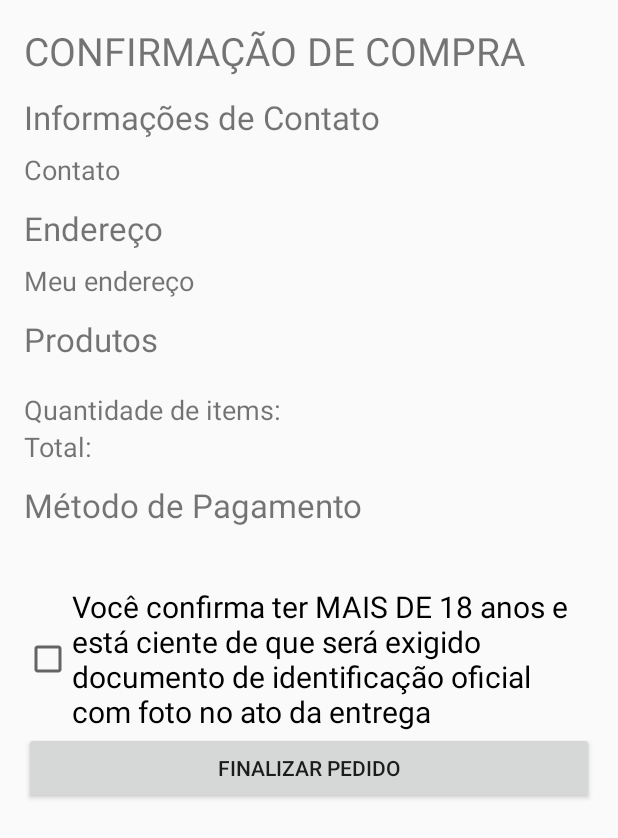
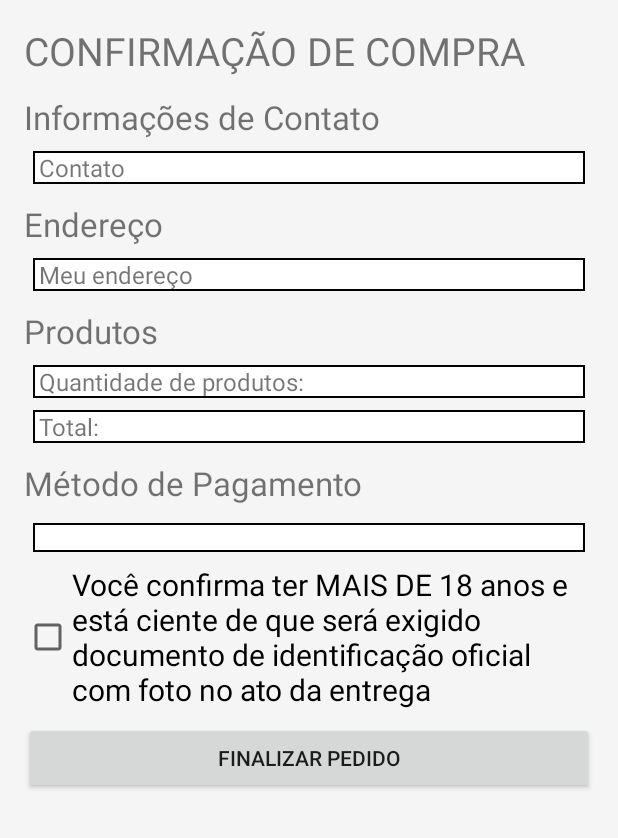
Before and after one commit to brunoconterato/123pedi-android, an Android app: the layout activity_brief.xml on its own in the app's theme, with its tools: preview values and no code run, on a phone screen of 412 x 824 dp. Shown: the top 838 px of the screen. Run offline under Robolectric (Android 15) with nearby library versions, the phone set to English and light mode, and no system bars.

Commit message:
Design da Brief concluído

```diff
--- a/app/src/main/java/beer/happy_hour/drinking/activity/CartActivity.java
+++ b/app/src/main/java/beer/happy_hour/drinking/activity/CartActivity.java
@@ -18,7 +18,7 @@ import beer.happy_hour.drinking.model.ShoppingCartSingleton;
 
 public class CartActivity extends AppCompatActivity implements AdapterView.OnItemClickListener {
 
-    private String TOTAL_SUFIX = "TOTAL: R$ ";
+    private String TOTAL_PREFIX = "TOTAL: R$ ";
     private TotalTextView total_text_view;
     private ListView cartListView;
     private ShoppingCartAdapter shoppingCartAdapter;
@@ -38,7 +38,7 @@ public class CartActivity extends AppCompatActivity implements AdapterView.OnIte
         cart = ShoppingCartSingleton.getInstance();
 
         total_text_view = (TotalTextView) findViewById(R.id.total_text_view);
-        total_text_view.setText(TOTAL_SUFIX + Double.toString(cart.getTotal()));
+        total_text_view.setText(TOTAL_PREFIX + Double.toString(cart.getTotal()));
         cart.setListener(total_text_view);
     }
 
--- /dev/null
+++ b/app/src/main/res/drawable/my_border.xml
@@ -0,0 +1,16 @@
+<?xml version="1.0" encoding="utf-8"?>
+<shape xmlns:android="http://schemas.android.com/apk/res/android"
+    android:shape="rectangle">
+
+    <!-- View background color -->
+    <solid android:color="@android:color/white"></solid>
+
+    <!-- View border color and width -->
+    <stroke
+        android:width="1dp"
+        android:color="@android:color/black"></stroke>
+
+    <!-- The radius makes the corners rounded -->
+    <corners android:radius="0dp"></corners>
+
+</shape>
--- a/app/src/main/res/layout/activity_brief.xml
+++ b/app/src/main/res/layout/activity_brief.xml
@@ -4,6 +4,7 @@
     android:id="@+id/activity_confirmation"
     android:layout_width="match_parent"
     android:layout_height="match_parent"
+    android:background="#f5f5f5"
     tools:context="beer.happy_hour.drinking.activity.BriefActivity">
 
     <LinearLayout
@@ -34,8 +35,15 @@
             android:layout_width="match_parent"
             android:layout_height="wrap_content"
             android:layout_marginBottom="12dp"
+            android:layout_marginEnd="6dp"
+            android:layout_marginStart="6dp"
+            android:background="@drawable/my_border"
+            android:paddingEnd="4dp"
+            android:paddingLeft="4dp"
+            android:paddingRight="4dp"
+            android:paddingStart="4dp"
             android:text="Contato"
-            android:textSize="18sp" />
+            android:textSize="16sp" />
 
         <TextView
             android:layout_width="match_parent"
@@ -49,8 +57,15 @@
             android:layout_width="match_parent"
             android:layout_height="wrap_content"
             android:layout_marginBottom="12dp"
+            android:layout_marginEnd="6dp"
+            android:layout_marginStart="6dp"
+            android:background="@drawable/my_border"
+            android:paddingEnd="4dp"
+            android:paddingLeft="4dp"
+            android:paddingRight="4dp"
+            android:paddingStart="4dp"
             android:text="Meu endereço"
-            android:textSize="18sp" />
+            android:textSize="16sp" />
 
         <TextView
             android:layout_width="match_parent"
@@ -59,27 +74,35 @@
             android:text="Produtos"
             android:textSize="22sp" />
 
-        <LinearLayout
-            android:id="@+id/brief_items_list_view"
-            android:layout_width="match_parent"
-            android:layout_height="wrap_content"
-            android:layout_marginBottom="12dp"
-            android:orientation="vertical" />
-
         <TextView
             android:id="@+id/items_quantity_brief_text_view"
             android:layout_width="match_parent"
             android:layout_height="wrap_content"
-            android:text="Quantidade de items: "
-            android:textSize="18sp" />
+            android:layout_marginBottom="8dp"
+            android:layout_marginEnd="6dp"
+            android:layout_marginStart="6dp"
+            android:background="@drawable/my_border"
+            android:paddingEnd="4dp"
+            android:paddingLeft="4dp"
+            android:paddingRight="4dp"
+            android:paddingStart="4dp"
+            android:text="Quantidade de produtos: "
+            android:textSize="16sp" />
 
         <TextView
             android:id="@+id/total_brief_text_view"
             android:layout_width="match_parent"
             android:layout_height="wrap_content"
             android:layout_marginBottom="12dp"
+            android:layout_marginEnd="6dp"
+            android:layout_marginStart="6dp"
+            android:background="@drawable/my_border"
+            android:paddingEnd="4dp"
+            android:paddingLeft="4dp"
+            android:paddingRight="4dp"
+            android:paddingStart="4dp"
             android:text="Total: "
-            android:textSize="18sp" />
+            android:textSize="16sp" />
 
         <TextView
             android:layout_width="match_parent"
@@ -92,12 +115,20 @@
             android:id="@+id/payment_confirmation_edit_text"
             android:layout_width="match_parent"
             android:layout_height="wrap_content"
-            android:layout_marginBottom="8dp" />
+            android:layout_marginBottom="8dp"
+            android:layout_marginEnd="6dp"
+            android:layout_marginStart="6dp"
+            android:background="@drawable/my_border"
+            android:paddingEnd="4dp"
+            android:paddingLeft="4dp"
+            android:paddingRight="4dp"
+            android:paddingStart="4dp" />
 
         <CheckBox
             android:id="@+id/majority_confirmation_checkBox"
             android:layout_width="match_parent"
             android:layout_height="wrap_content"
+            android:layout_marginBottom="8dp"
             android:text="@string/majority_confirmation"
             android:textSize="20sp" />
 
```
Also changed, not shown: app/src/main/java/beer/happy_hour/drinking/activity/BriefActivity.java (+33 -19 lines), app/src/main/res/layout/brief_item.xml (+8 -5 lines).
